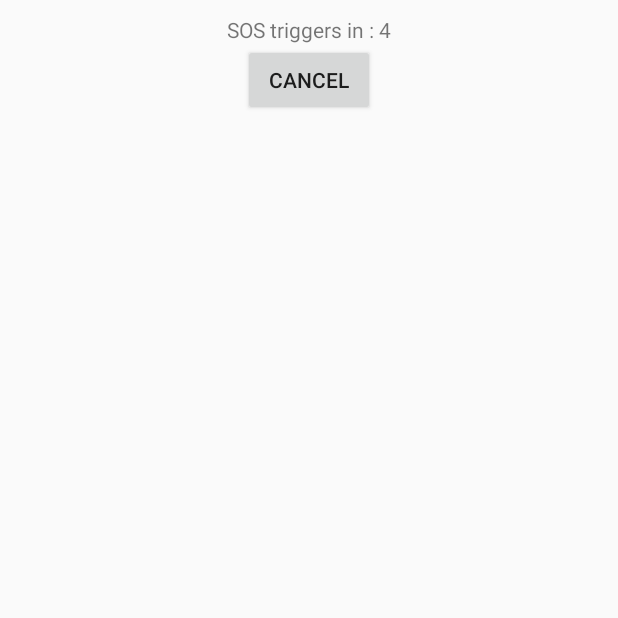
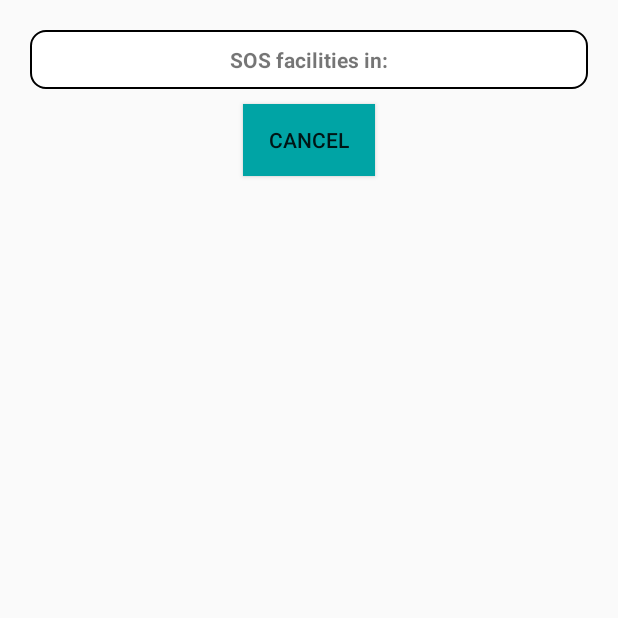
Before and after one commit to harshm06/404notfound, an Android app: the PanicActivity screen opened directly, with no data from a screen before it, on a phone screen of 412 x 824 dp, the top half of it. Run offline under Robolectric (Android 15) with nearby library versions, the light colour scheme and no system bars; 2 statements that could not run were skipped.

Commit message:
session + widget completed

```diff
--- a/abesProject/app/src/main/java/com/example/abeshackathon/Apiinterface/Login.java
+++ b/abesProject/app/src/main/java/com/example/abeshackathon/Apiinterface/Login.java
@@ -4,6 +4,7 @@ import com.example.abeshackathon.JsonBody.Logindata;
 import com.example.abeshackathon.JsonBody.PanicData;
 import com.example.abeshackathon.Receiveddata.Loginresponse;
 import com.example.abeshackathon.Receiveddata.PanicResponse;
+import com.example.abeshackathon.Receiveddata.WarnResponse;
 
 import java.util.List;
 
@@ -18,4 +19,7 @@ public interface Login {
 
     @POST("health/panic_button/")
     Call<List<PanicResponse>> panicResponse(@Body PanicData panicData);
+
+    @POST("health/warn/")
+    Call<List<WarnResponse>> warnResponse(@Body PanicData panicData);
 }
--- a/abesProject/app/src/main/java/com/example/abeshackathon/Fragments/Dashboard.java
+++ b/abesProject/app/src/main/java/com/example/abeshackathon/Fragments/Dashboard.java
@@ -37,7 +37,7 @@ public class Dashboard extends Fragment {
         TextView fromdate=parentView.findViewById(R.id.lastdate);
         TextView nextdate=parentView.findViewById(R.id.nextdate);
        SharedPreferences sharedPreferences = getActivity().getSharedPreferences("data", MODE_PRIVATE);
-       String string=sharedPreferences.getString("logindata","");
+       String string=sharedPreferences.getString("loginData","");
         Log.e("datacheck",string);
        Type type=new TypeToken<Loginresponse>() {
        }.getType();
--- a/abesProject/app/src/main/java/com/example/abeshackathon/MainActivity.java
+++ b/abesProject/app/src/main/java/com/example/abeshackathon/MainActivity.java
@@ -11,6 +11,7 @@ import androidx.fragment.app.FragmentManager;
 import androidx.fragment.app.FragmentTransaction;
 
 import android.content.Intent;
+import android.content.SharedPreferences;
 import android.os.Bundle;
 import android.view.Menu;
 import android.view.MenuItem;
@@ -64,6 +65,9 @@ public class MainActivity extends AppCompatActivity {
                         fragmentClass= Profile.class;
                         break;
                     case R.id.Logout:
+                        SharedPreferences sharedPreferences = getSharedPreferences("data",MODE_PRIVATE);
+                        sharedPreferences.edit().clear().commit();
+                        finish();
                         Intent intent=new Intent(MainActivity.this,LoginActivity.class);
                         startActivity(intent);
                     default:
--- a/abesProject/app/src/main/java/com/example/abeshackathon/PanicActivity.java
+++ b/abesProject/app/src/main/java/com/example/abeshackathon/PanicActivity.java
@@ -20,6 +20,7 @@ import android.telephony.SmsManager;
 import android.util.Log;
 import android.view.View;
 import android.widget.Button;
+import android.widget.ProgressBar;
 import android.widget.RelativeLayout;
 import android.widget.TextView;
 import android.widget.Toast;
@@ -28,6 +29,7 @@ import com.example.abeshackathon.Apiinterface.Login;
 import com.example.abeshackathon.JsonBody.PanicData;
 import com.example.abeshackathon.Receiveddata.Loginresponse;
 import com.example.abeshackathon.Receiveddata.PanicResponse;
+import com.example.abeshackathon.Receiveddata.WarnResponse;
 import com.google.gson.Gson;
 import com.google.gson.reflect.TypeToken;
 
@@ -42,15 +44,84 @@ public class PanicActivity extends AppCompatActivity {
     TextView countdown;
     Button cancel;
     RelativeLayout relativeLayout;
+    ProgressBar progressBar;
+
     @Override
     protected void onCreate(Bundle savedInstanceState) {
         super.onCreate(savedInstanceState);
         setContentView(R.layout.activity_panic);
 
+        final SharedPreferences sharedPreferences = getSharedPreferences("data",MODE_PRIVATE);
+        String data = sharedPreferences.getString("loginData","data not stored");
+        Loginresponse loginresponse=new Gson().fromJson(data,Loginresponse.class);
+        PanicData panicdata = new PanicData();
+        panicdata.setId(loginresponse.getId());
+
+        Login login = Retro.createService(Login.class);
+        Call<List<WarnResponse>> call = login.warnResponse(panicdata);
+        call.enqueue(new Callback<List<WarnResponse>>() {
+            @Override
+            public void onResponse(Call<List<WarnResponse>> call, Response<List<WarnResponse>> response) {
+                if(!response.isSuccessful()){
+                    Log.e("widget Confirmation",response.message());
+                    return;
+                }
+
+                int flag = response.body().get(0).getWarn();
+                Log.e("confirmat...",flag+"");
+                SharedPreferences.Editor editor=sharedPreferences.edit();
+                editor.putString("id",flag+"");
+                editor.apply();
+
+
+            }
+
+            @Override
+            public void onFailure(Call<List<WarnResponse>> call, Throwable t) {
+                Log.e("widget confirmation",t.getMessage());
+            }
+        });
+
+        String flag = sharedPreferences.getString("id",-1+"");
+
+        Log.e("warn code",flag+"");
+        if (flag.equals("0")){
+            startCountdown();
+        }
+        if(flag.equals("1")){
+            AlertDialog.Builder builder = new AlertDialog.Builder(this);
+            builder.setTitle("Are You Sure")
+                    .setPositiveButton("YES", new DialogInterface.OnClickListener() {
+                        @Override
+                        public void onClick(DialogInterface dialogInterface, int i) {
+                            startCountdown();
+                        }
+                    }).setNegativeButton("NO", new DialogInterface.OnClickListener() {
+                @Override
+                public void onClick(DialogInterface dialogInterface, int i) {
+                    dialogInterface.dismiss();
+                }
+            }).
+             show();
+        }
+        if(flag.equals("-1")){
+            Toast.makeText(this, "Login First", Toast.LENGTH_SHORT).show();
+            return;
+        }
+        if(flag.equals("2")){
+            Toast.makeText(this, "Unauthorised", Toast.LENGTH_SHORT).show();
+            return;
+        }
+
+    }
+
+    void startCountdown(){
         countdown = findViewById(R.id.countdown);
         cancel = findViewById(R.id.panicCancel);
         relativeLayout = findViewById(R.id.progress);
-        CountDownTimer countDownTimer = new CountDownTimer(5000, 1000) {
+        progressBar = findViewById(R.id.ProgressBar2);
+
+        final CountDownTimer countDownTimer = new CountDownTimer(5000, 1000) {
 
             @Override
             public void onTick(long l) {
@@ -68,14 +139,23 @@ public class PanicActivity extends AppCompatActivity {
             @Override
             public void onClick(View view) {
                 finish();
+                countDownTimer.cancel();
             }
         });
+    }
+
+    void confirmation() {
+
+
+
+//        Log.e("confirmation flag",flag[0]+"");
 
 
     }
 
 
     void panicTrigger() {
+        progressBar.setProgress(20);
         countdown.setVisibility(View.GONE);
         cancel.setVisibility(View.GONE);
         relativeLayout.setVisibility(View.VISIBLE);
@@ -99,7 +179,7 @@ public class PanicActivity extends AppCompatActivity {
                 SharedPreferences sharedPreferences=getSharedPreferences("data",MODE_PRIVATE);
                 SharedPreferences.Editor editor=sharedPreferences.edit();
                 editor.putString("PanicData",new Gson().toJson(response.body()));
-                editor.commit();
+                editor.apply();
 
                 if (sharedPreferences.getString("PanicData","null")=="null"){
                     Log.e("data not stored","");
@@ -117,19 +197,25 @@ public class PanicActivity extends AppCompatActivity {
 
     }
 
+
     void setPanicData(){
         SharedPreferences sharedPreferences = getSharedPreferences("data",MODE_PRIVATE);
         String response = sharedPreferences.getString("PanicData","null");
         Type type = new TypeToken<List<PanicResponse>>() {
         }.getType();
         List<PanicResponse> panicResponses=new Gson().fromJson(response,type);
+//            finalResponse = "Address:"+panicResponses.get(0).getLinkAddress()+"\nBlood Group:"+panicResponses.get(0).getLinkBloudGroup();
 
+        progressBar.setProgress(30);
         onMsg(panicResponses.get(0).getLinkEmergencyContact());
-        onMsg(panicResponses.get(0).getLinkDocName());
+        progressBar.setProgress(60);
+        onMsg(panicResponses.get(0).getLinkDocNo());
+        progressBar.setProgress(80);
         onCall("7376148354");
-
-//        onMsg(panicResponses.get(0).getLinkDocName());
-//        panicResponses.get(0).;
+        progressBar.setProgress(100);
+        finish();
+        Log.e("call1",panicResponses.get(0).getLinkEmergencyContact());
+        Log.e("call2",panicResponses.get(0).getLinkDocName());
     }
 
     private boolean permissionGrantedCall() {
@@ -162,13 +248,14 @@ public class PanicActivity extends AppCompatActivity {
         return true;
     }
 
-    private void onMsg(final String number) {
+    private void onMsg(final String number){
         if (number.length() == 0) {
             return;
         }
         if (permissionGrantedMsg()) {
 
             sendSMS(number);
+
 
         }
     }
--- /dev/null
+++ b/abesProject/app/src/main/res/drawable/button_design.xml
@@ -0,0 +1,6 @@
+<?xml version="1.0" encoding="UTF-8"?>
+<shape xmlns:android="http://schemas.android.com/apk/res/android">
+    <corners android:radius="10dp" />
+    <stroke android:color="#000000" android:width="1dp" />
+    <solid android:color="#fff" />
+</shape>
--- a/abesProject/app/src/main/res/layout/activity_panic.xml
+++ b/abesProject/app/src/main/res/layout/activity_panic.xml
@@ -10,8 +10,13 @@
     <TextView
         android:id="@+id/countdown"
         android:gravity="center"
+        android:layout_margin="10dp"
+        android:textStyle="bold"
+        android:fontFamily="sans-serif"
+        android:padding="10dp"
         android:layout_width="match_parent"
         android:layout_height="wrap_content"
+        android:background="@drawable/button_design"
         android:text="SOS facilities in:"/>
 
     <Button
@@ -19,6 +24,7 @@
         android:layout_below="@+id/countdown"
         android:id="@+id/panicCancel"
         android:layout_width="wrap_content"
+        android:background="#00A4A5"
         android:layout_height="wrap_content"
         android:text="Cancel"/>
 
@@ -28,12 +34,12 @@
         android:layout_below="@+id/panicCancel"
         android:layout_width="wrap_content"
         android:layout_height="wrap_content">
+
         <TextView
             android:id="@+id/textMsg1"
             android:layout_margin="10dp"
             android:layout_width="wrap_content"
             android:layout_height="50dp"
-
             android:text="sending text to ****"
             android:textSize="25dp" />
 
@@ -45,48 +51,19 @@
             android:layout_width="wrap_content"
             android:layout_height="50dp"/>
 
-        <TextView
-            android:id="@+id/textMsg2"
-            android:layout_width="wrap_content"
-            android:layout_height="50dp"
+        <ProgressBar
             android:layout_below="@+id/textMsg1"
-            android:layout_marginTop="10dp"
-            android:layout_margin="10dp"
-
-            android:layout_marginBottom="5dp"
-            android:text="sending text to ****"
-            android:textSize="25dp" />
-
-        <ProgressBar
-            android:layout_toRightOf="@+id/textMsg2"
-            android:layout_below="@+id/ProgressBar1"
             android:id="@+id/ProgressBar2"
             android:layout_margin="10dp"
+            android:progress="10"
+            style="@style/Widget.AppCompat.ProgressBar.Horizontal"
+            android:layout_width="match_parent"
+            android:min="0"
+            android:max="100"
 
-            android:layout_width="wrap_content"
             android:layout_height="50dp"/>
 
 
-        <TextView
-            android:id="@+id/CallAmbulance"
-            android:layout_width="wrap_content"
-            android:layout_height="50dp"
-            android:layout_below="@+id/textMsg2"
-            android:layout_marginTop="10dp"
-            android:layout_marginBottom="5dp"
-            android:layout_margin="10dp"
-
-            android:text="sending call to ****"
-            android:textSize="25dp" />
-
-        <ProgressBar
-            android:layout_toRightOf="@+id/CallAmbulance"
-            android:layout_below="@+id/ProgressBar2"
-            android:layout_margin="10dp"
-
-            android:id="@+id/ProgressBar3"
-            android:layout_width="wrap_content"
-            android:layout_height="50dp"/>
 
 
     </RelativeLayout>
--- a/abesProject/app/src/main/res/values/strings.xml
+++ b/abesProject/app/src/main/res/values/strings.xml
@@ -4,4 +4,5 @@
     <string name="navigation_drawer_close">Close navigation drawer</string>
     <string name="appwidget_text">SOS</string>
     <string name="add_widget">Add widget</string>
+
 </resources>
--- a/abesProject/app/src/main/res/xml/panic_button_info.xml
+++ b/abesProject/app/src/main/res/xml/panic_button_info.xml
@@ -2,8 +2,8 @@
 <appwidget-provider xmlns:android="http://schemas.android.com/apk/res/android"
     android:initialKeyguardLayout="@layout/panic_button"
     android:initialLayout="@layout/panic_button"
-    android:minWidth="40dp"
-    android:minHeight="40dp"
+    android:minWidth="100dp"
+    android:minHeight="100dp"
     android:previewImage="@drawable/example_appwidget_preview"
     android:resizeMode="horizontal|vertical"
     android:updatePeriodMillis="86400000"
```
Also changed, not shown: abesProject/app/src/main/java/com/example/abeshackathon/LoginActivity.java (+15 -1 lines), abesProject/app/src/main/java/com/example/abeshackathon/PanicButton.java (+7 -5 lines), abesProject/app/src/main/java/com/example/abeshackathon/Receiveddata/WarnResponse.java (added, +19 -0 lines), abesProject/app/src/main/res/layout/panic_button.xml (+11 -8 lines).
